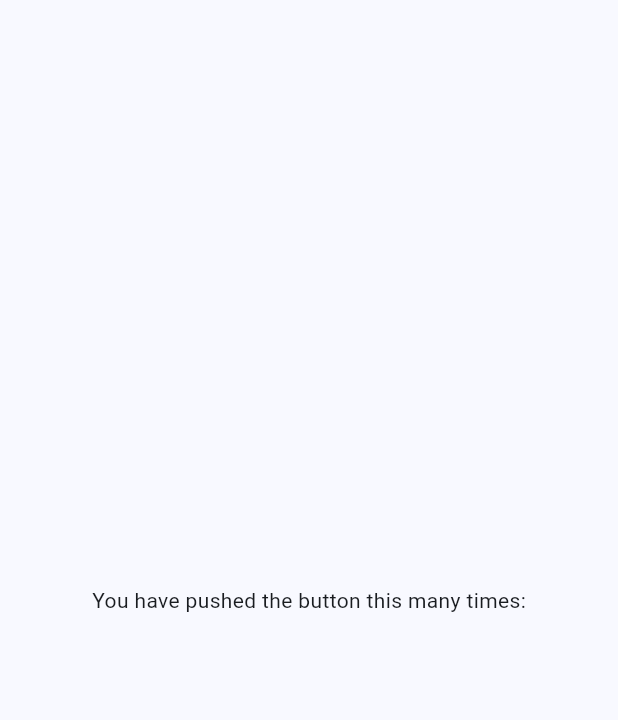
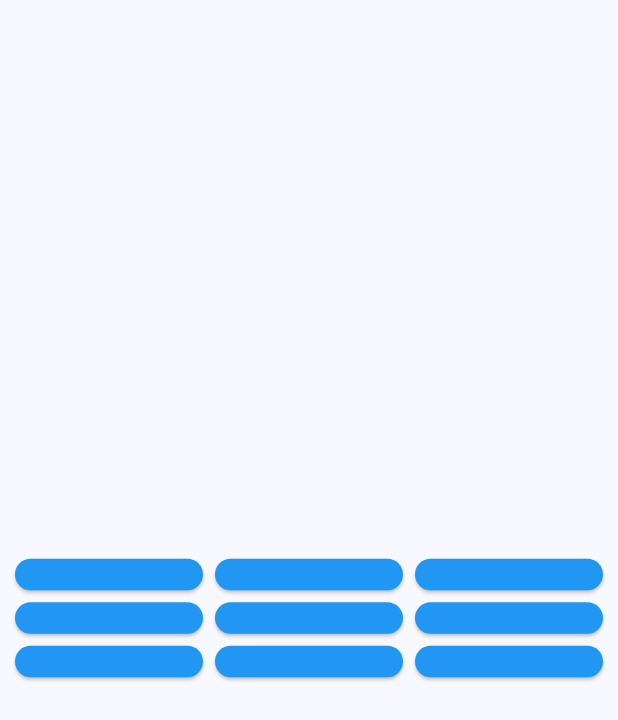
Before and after one commit to Lunsworth38/TicTacToe, a Flutter app: the screen it shows after launch, on a phone screen of 412 x 824 dp. Shown: the top 720 px of the screen. Run offline on Flutter 3.47's test engine with Material 3 defaults, Android fonts, the phone set to English and light mode, and no system bars.

Commit message:
WIP adding cards

```diff
--- /dev/null
+++ b/lib/components/game_tile.dart
@@ -0,0 +1,28 @@
+import 'package:flutter/material.dart';
+
+class GameTile extends StatelessWidget {
+  final double? value;
+
+  GameTile({required this.value, super.key});
+
+  showSymbol() {
+    if (value == null) {
+      return const Text("");
+    }
+    if (value == 0) {
+      return const Text("O");
+    }
+    if (value == 1) {
+      return const Text("1");
+    }
+  }
+
+  @override
+  Widget build(BuildContext context) {
+    return Expanded(
+        child: Card(
+      color: Colors.blue,
+      child: showSymbol(),
+    ));
+  }
+}
--- a/lib/main.dart
+++ b/lib/main.dart
@@ -1,4 +1,5 @@
 import 'package:flutter/material.dart';
+import 'package:tic_tac_toe/components/game_tile.dart';
 
 void main() {
   runApp(const MyApp());
@@ -13,41 +14,18 @@ class MyApp extends StatelessWidget {
     return MaterialApp(
       title: 'Flutter Demo',
       theme: ThemeData(
-        // This is the theme of your application.
-        //
-        // TRY THIS: Try running your application with "flutter run". You'll see
-        // the application has a purple toolbar. Then, without quitting the app,
-        // try changing the seedColor in the colorScheme below to Colors.green
-        // and then invoke "hot reload" (save your changes or press the "hot
-        // reload" button in a Flutter-supported IDE, or press "r" if you used
-        // the command line to start the app).
-        //
-        // Notice that the counter didn't reset back to zero; the application
-        // state is not lost during the reload. To reset the state, use hot
-        // restart instead.
-        //
-        // This works for code too, not just values: Most code changes can be
-        // tested with just a hot reload.
         colorScheme: ColorScheme.fromSeed(seedColor: Colors.blue),
         useMaterial3: true,
       ),
-      home: const MyHomePage(title: 'Flutter Demo Home Page'),
+      home: MyHomePage(title: 'Flutter Demo Home Page'),
     );
   }
 }
 
 class MyHomePage extends StatefulWidget {
-  const MyHomePage({super.key, required this.title});
+  MyHomePage({super.key, required this.title});
 
-  // This widget is the home page of your application. It is stateful, meaning
-  // that it has a State object (defined below) that contains fields that affect
-  // how it looks.
-
-  // This class is the configuration for the state. It holds the values (in this
-  // case the title) provided by the parent (in this case the App widget) and
-  // used by the build method of the State. Fields in a Widget subclass are
-  // always marked "final".
-
+  final tilesState = [null, null, null, null, null, null, null, null, null];
   final String title;
 
   @override
@@ -57,59 +35,38 @@ class MyHomePage extends StatefulWidget {
 class _MyHomePageState extends State<MyHomePage> {
   @override
   Widget build(BuildContext context) {
-    // This method is rerun every time setState is called, for instance as done
-    // by the _incrementCounter method above.
-    //
-    // The Flutter framework has been optimized to make rerunning build methods
-    // fast, so that you can just rebuild anything that needs updating rather
-    // than having to individually change instances of widgets.
-    return const Scaffold(
+    return Scaffold(
       body: Center(
-        // Center is a layout widget. It takes a single child and positions it
-        // in the middle of the parent.
+          child: Container(
+        height: 400,
+        width: 400,
         child: Column(
-          // Column is also a layout widget. It takes a list of children and
-          // arranges them vertically. By default, it sizes itself to fit its
-          // children horizontally, and tries to be as tall as its parent.
-          //
-          // Column has various properties to control how it sizes itself and
-          // how it positions its children. Here we use mainAxisAlignment to
-          // center the children vertically; the main axis here is the vertical
-          // axis because Columns are vertical (the cross axis would be
-          // horizontal).
-          //
-          // TRY THIS: Invoke "debug painting" (choose the "Toggle Debug Paint"
-          // action in the IDE, or press "p" in the console), to see the
-          // wireframe for each widget.
           mainAxisAlignment: MainAxisAlignment.center,
           children: <Widget>[
-            Text(
-              'You have pushed the button this many times:',
-            ),
             Row(
               children: [
-                Card(color: Colors.blue),
-                Card(color: Colors.blue),
-                Card(color: Colors.blue)
+                GameTile(value: widget.tilesState[0]),
+                GameTile(value: widget.tilesState[1]),
+                GameTile(value: widget.tilesState[2]),
               ],
             ),
             Row(
               children: [
-                Card(color: Colors.blue),
-                Card(color: Colors.blue),
-                Card(color: Colors.blue)
+                GameTile(value: widget.tilesState[3]),
+                GameTile(value: widget.tilesState[4]),
+                GameTile(value: widget.tilesState[5]),
               ],
             ),
             Row(
               children: [
-                Card(color: Colors.blue),
-                Card(color: Colors.blue),
-                Card(color: Colors.blue)
+                GameTile(value: widget.tilesState[6]),
+                GameTile(value: widget.tilesState[7]),
+                GameTile(value: widget.tilesState[8]),
               ],
             ),
           ],
         ),
-      ),
+      )),
     );
   }
 }
```
